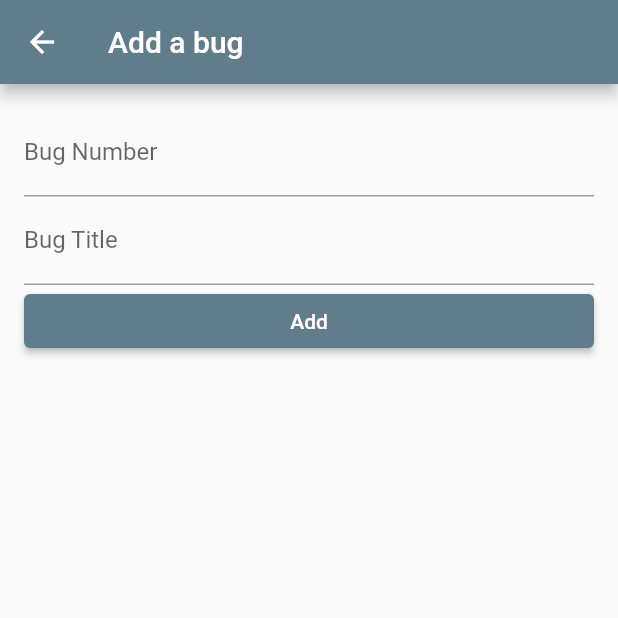
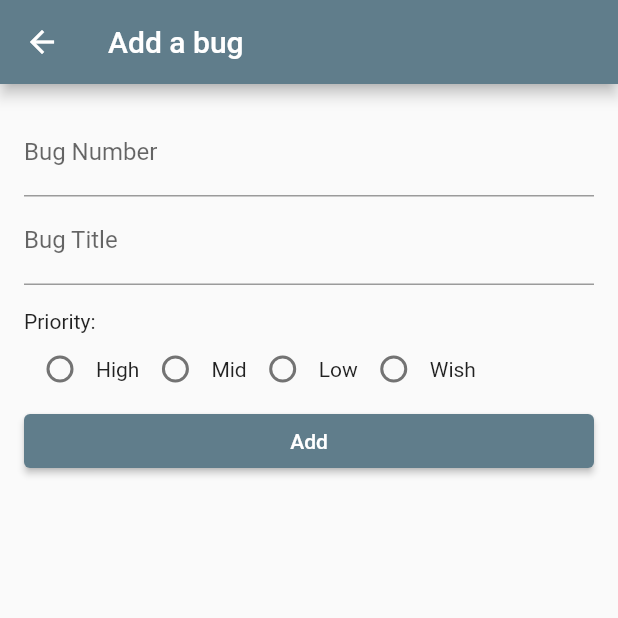
Before and after one commit to dhwanipatel-19/Bug_Report_App, a Flutter app: the BugReportsubmissionScreen screen opened directly, on a phone screen of 412 x 824 dp, the top half of it. Run offline on Flutter 3.47's test engine with Material 2 defaults, Android fonts, the phone set to English and light mode, and no system bars; our stand-ins replace cloud_firestore, firebase_core; accounts and stored records are empty.

Commit message:
Day2 Completed

```diff
--- a/lib/main.dart
+++ b/lib/main.dart
@@ -1,4 +1,3 @@
-import 'package:flutter/foundation.dart';
 import 'package:flutter/material.dart';
 import 'package:firebase_core/firebase_core.dart';
 import 'package:cloud_firestore/cloud_firestore.dart';
@@ -157,7 +156,23 @@ class BugReportsList extends StatelessWidget {
               final bugReport = snapshot.data!.docs[index];
               final bugNumber = bugReport['bugNumber'];
               final bugTitle = bugReport['bugTitle'];
+              final priority = bugReport['priority'];
               final isFixed = bugReport['status'] == 'fixed';
+
+              Color getPriorityColor(String priority) {
+                switch (priority) {
+                  case 'high':
+                    return Colors.red;
+                  case 'mid':
+                    return Colors.orange;
+                  case 'low':
+                    return Colors.yellow;
+                  case 'wish':
+                    return Colors.lightBlue;
+                  default:
+                    return Colors.black;
+                }
+              }
 
               return Card(
                 elevation: 2,
@@ -165,11 +180,17 @@ class BugReportsList extends StatelessWidget {
                   borderRadius: BorderRadius.circular(8),
                 ),
                 child: ListTile(
-                  title: Text('Bug #$bugNumber'),
+                  title: Text(
+                    'Bug #$bugNumber',
+                    style: TextStyle(
+                        color: getPriorityColor(priority),
+                        fontWeight: FontWeight.bold),
+                  ),
                   subtitle: Column(
                     crossAxisAlignment: CrossAxisAlignment.start,
                     children: [
                       Text('Title: $bugTitle'),
+                      Text('Priority: ${priority ?? ' '}'),
                       Text('Status: ${isFixed ? 'Fixed' : 'Active'}'),
                     ],
                   ),
@@ -208,6 +229,8 @@ class BugReportsubmissionScreen extends StatefulWidget {
 class _BugReportsubmissionScreenState extends State<BugReportsubmissionScreen> {
   final TextEditingController _bugNumberController = TextEditingController();
   final TextEditingController _bugTitleController = TextEditingController();
+  String _selectedPriority = 'low';
+
   @override
   Widget build(BuildContext context) {
     return Scaffold(
@@ -227,8 +250,52 @@ class _BugReportsubmissionScreenState extends State<BugReportsubmissionScreen> {
                 controller: _bugTitleController,
                 decoration: const InputDecoration(labelText: 'Bug Title'),
               ),
-              // const SizedBox(height: 16.0),
-              // const Text('Priority:'),
+              const SizedBox(height: 16.0),
+              const Text('Priority:'),
+              Row(
+                children: [
+                  Radio(
+                    value: 'High',
+                    groupValue: _selectedPriority,
+                    onChanged: (value) {
+                      setState(() {
+                        _selectedPriority = value.toString();
+                      });
+                    },
+                  ),
+                  const Text('High'),
+                  Radio(
+                    value: 'Mid',
+                    groupValue: _selectedPriority,
+                    onChanged: (value) {
+                      setState(() {
+                        _selectedPriority = value.toString();
+                      });
+                    },
+                  ),
+                  const Text('Mid'),
+                  Radio(
+                    value: 'Low',
+                    groupValue: _selectedPriority,
+                    onChanged: (value) {
+                      setState(() {
+                        _selectedPriority = value.toString();
+                      });
+                    },
+                  ),
+                  const Text('Low'),
+                  Radio(
+                    value: 'Wish',
+                    groupValue: _selectedPriority,
+                    onChanged: (value) {
+                      setState(() {
+                        _selectedPriority = value.toString();
+                      });
+                    },
+                  ),
+                  const Text('Wish'),
+                ],
+              ),
               ElevatedButton(
                 onPressed: () {
                   _submitBugReport(context);
@@ -244,7 +311,6 @@ class _BugReportsubmissionScreenState extends State<BugReportsubmissionScreen> {
     final bugNumber = _bugNumberController.text;
     final bugTitle = _bugTitleController.text;
     const status = 'active';
-    // String _selectedPriority = 'low'; // Set the initial status to 'active'
 
     if (bugNumber.isNotEmpty && bugTitle.isNotEmpty) {
       // Save the bug report to Firestore
@@ -252,10 +318,14 @@ class _BugReportsubmissionScreenState extends State<BugReportsubmissionScreen> {
         'bugNumber': bugNumber,
         'bugTitle': bugTitle,
         'status': status,
+        'priority': _selectedPriority
       }).then((value) {
         // Clear the input fields after successful submission
         _bugNumberController.clear();
         _bugTitleController.clear();
+        setState(() {
+          _selectedPriority = 'low';
+        });
 
         // Display a success message
         ScaffoldMessenger.of(context).showSnackBar(
```
